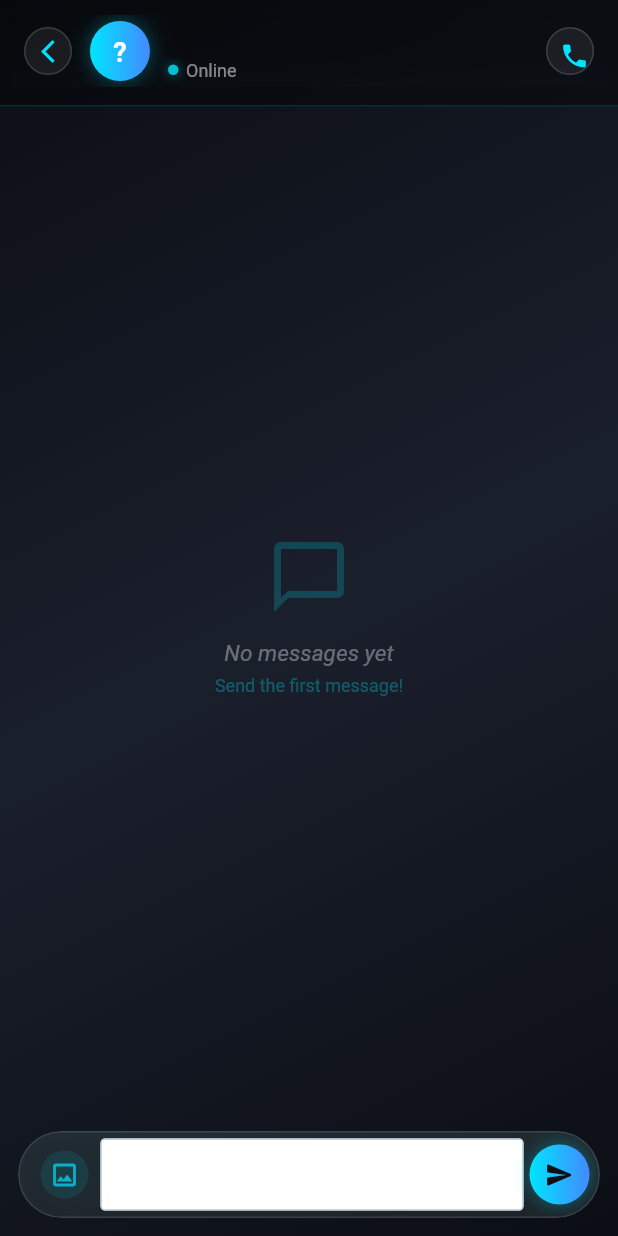
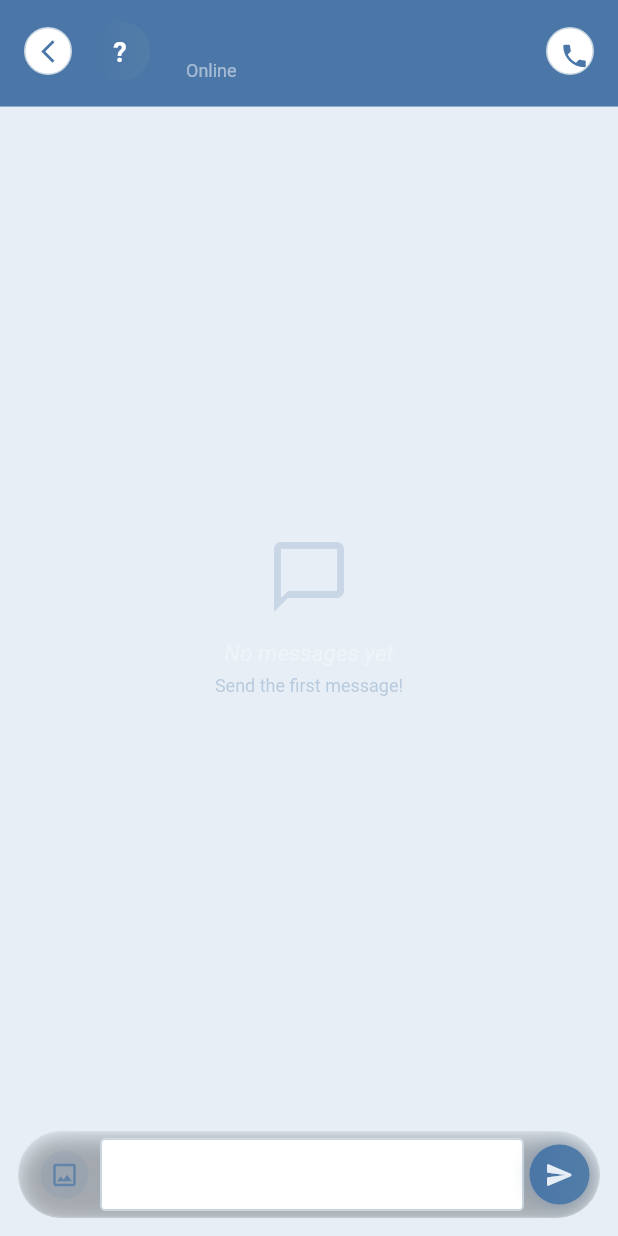
Before and after one commit to madiyarmoldakhmet-ai/svinobook, a Flutter app: the ChatScreen screen opened directly with empty values, on a phone screen of 412 x 824 dp. Run offline on Flutter 3.47's test engine with Material 3 defaults, Android fonts, the phone set to English and light mode, and no system bars; our stand-ins replace cloud_firestore, firebase_auth, firebase_core, firebase_storage, image_picker; missing offline and left inert: agora_rtc_engine; accounts and stored records are empty; network calls fail.

Commit message:
feat(superapp): atomic module refactoring 22:11:58

```diff
--- a/lib/views/chat_screen.dart
+++ b/lib/views/chat_screen.dart
@@ -1,4 +1,3 @@
-import 'dart:ui';
 import 'dart:typed_data';
 import 'package:flutter/material.dart';
 import 'package:provider/provider.dart';
@@ -11,13 +10,12 @@ import '../widgets/chat_bubble.dart';
 import '../utils/image_picker_helper.dart';
 import 'call_screen.dart';
 
-// ── Antigravity Design Tokens ──
-const _bgDark = Color(0xFF0B0E14);
-const _bgMid = Color(0xFF1A1F2C);
-const _neonCyan = Color(0xFF00E5FF);
-const _neonBlue = Color(0xFF448AFF);
-const _glassBg = Color(0x12FFFFFF); // ~7% white
-const _glassBorder = Color(0x26FFFFFF); // ~15% white
+const _bgDark = Color(0xFFE7EEF5);
+const _bgMid = Color(0xFFFFFFFF);
+const _neonCyan = Color(0xFF4A76A8);
+const _neonBlue = Color(0xFF527DA8);
+const _glassBg = Color(0xFFFFFFFF);
+const _glassBorder = Color(0xFFC7D5E0);
 
 class ChatScreen extends StatefulWidget {
   final String chatId;
@@ -140,8 +138,7 @@ class _ChatScreenState extends State<ChatScreen> {
     ));
   }
 
-  // ═══════════════════════════════════════════════════════
-  //  BUILD — Antigravity Glassmorphic Chat Layout
+  //  BUILD — compact personal chat layout
   // ═══════════════════════════════════════════════════════
   @override
   Widget build(BuildContext context) {
@@ -152,14 +149,7 @@ class _ChatScreenState extends State<ChatScreen> {
     return Scaffold(
       backgroundColor: _bgDark,
       body: Container(
-        decoration: const BoxDecoration(
-          gradient: LinearGradient(
-            begin: Alignment.topLeft,
-            end: Alignment.bottomRight,
-            colors: [_bgDark, _bgMid, _bgDark],
-            stops: [0.0, 0.5, 1.0],
-          ),
-        ),
+        color: _bgDark,
         child: Column(
           children: [
             // ── Custom Antigravity Header (SafeArea-safe) ──
@@ -191,7 +181,7 @@ class _ChatScreenState extends State<ChatScreen> {
         bottom: 12,
       ),
       decoration: BoxDecoration(
-        color: Colors.black.withValues(alpha: 0.4),
+        color: _neonCyan,
         border: Border(
           bottom: BorderSide(
             color: _neonCyan.withValues(alpha: 0.15),
@@ -199,10 +189,7 @@ class _ChatScreenState extends State<ChatScreen> {
           ),
         ),
       ),
-      child: ClipRRect(
-        child: BackdropFilter(
-          filter: ImageFilter.blur(sigmaX: 16, sigmaY: 16),
-          child: Row(
+      child: Row(
             children: [
               // Back button — always visible and clickable
               IconButton(
@@ -312,8 +299,6 @@ class _ChatScreenState extends State<ChatScreen> {
                 onPressed: _startCall,
               ),
             ],
-          ),
-        ),
       ),
     );
   }
```
